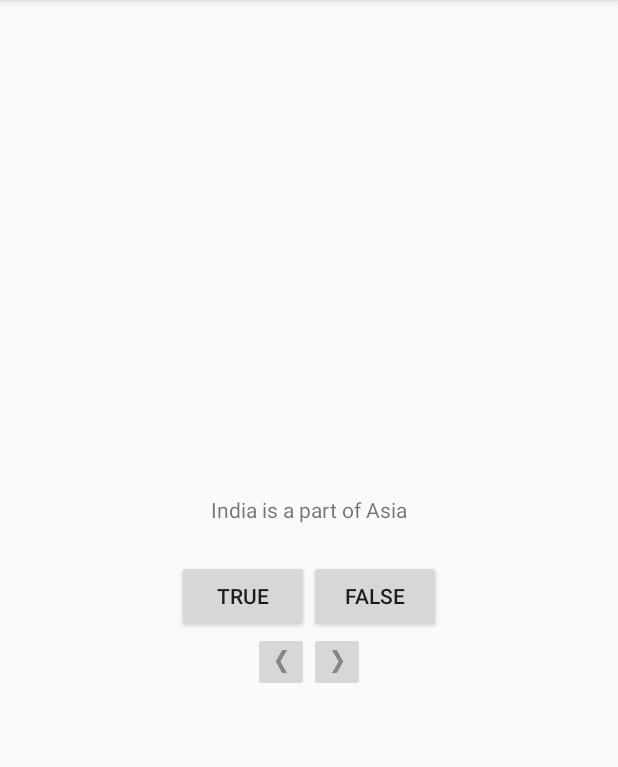
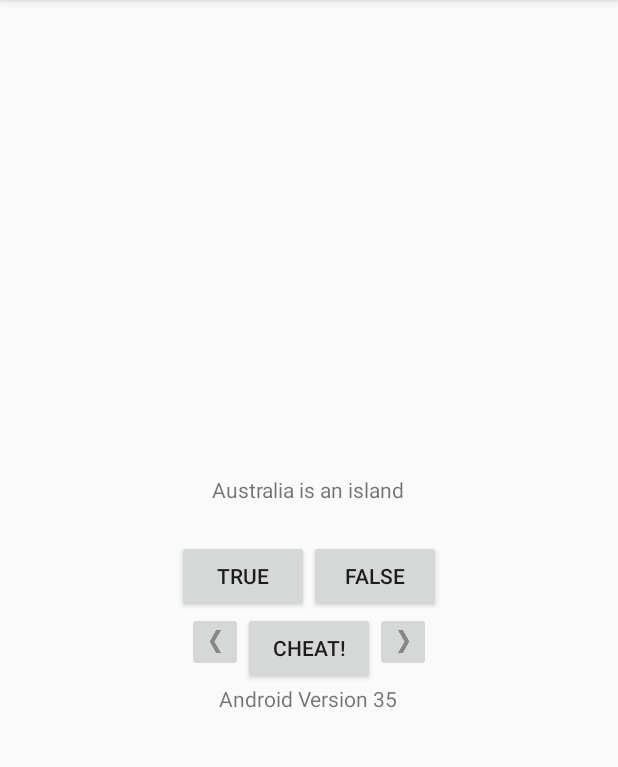
Before and after one commit to KartikKapur/IntroToAndroid, an Android app: the screen it shows after launch (MainActivity), after a tap on an icon or button, on a phone screen of 412 x 824 dp, the part 84-851 px from its top. Run offline under Robolectric (Android 15) with nearby library versions, the phone set to English and light mode, and no system bars; 2 other taps on this screen came first.

Commit message:
finished build version

```diff
--- a/GeoQuiz/app/src/main/AndroidManifest.xml
+++ b/GeoQuiz/app/src/main/AndroidManifest.xml
@@ -9,6 +9,7 @@
         android:roundIcon="@mipmap/ic_launcher_round"
         android:supportsRtl="true"
         android:theme="@style/AppTheme">
+        <activity android:name=".CheatActivity"></activity>
         <activity android:name=".MainActivity">
             <intent-filter>
                 <action android:name="android.intent.action.MAIN" />
--- a/GeoQuiz/app/src/main/java/com/bignerdranch/android/geoquiz/MainActivity.java
+++ b/GeoQuiz/app/src/main/java/com/bignerdranch/android/geoquiz/MainActivity.java
@@ -3,7 +3,9 @@ package com.bignerdranch.android.geoquiz;
 import androidx.annotation.NonNull;
 import androidx.appcompat.app.AppCompatActivity;
 
+import android.content.Intent;
 import android.media.Image;
+import android.os.Build;
 import android.view.Gravity;
 import android.view.View;
 import android.view.ViewDebug;
@@ -13,6 +15,9 @@ import android.widget.ImageButton;
 import android.widget.TextView;
 import android.widget.Toast;
 import android.util.Log;
+
+import org.w3c.dom.Text;
+
 import java.util.ArrayList;
 
 public class MainActivity extends AppCompatActivity {
@@ -20,6 +25,9 @@ public class MainActivity extends AppCompatActivity {
     private static final String KEY_INDEX = "index";
     private static final String KEY_INCORRECT = "incorrect";
     private static final String KEY_CORRECT = "correct";
+    private static final String KEY_CHEAT="cheat";
+    private static final int MAX_CHEAT = 3;
+    private static final int REQUEST_CODE_CHEAT = 0;
 
 
     private Button mTrueButton;
@@ -27,14 +35,19 @@ public class MainActivity extends AppCompatActivity {
     private ImageButton mNextButton;
     private ImageButton mPreviousButton;
     private TextView mQuestionTextView;
+    private TextView mBuildVersion;
+    private Button mCheatButton;
+    private boolean mIsCheater;
 
     private ArrayList<Integer> mCorrect = new ArrayList<>();
     private ArrayList<Integer> mIncorrect = new ArrayList<>();
+    private ArrayList<Integer> mCheated = new ArrayList<>();
 
     private Question[] mQuestionBank = new Question[]{
             new Question(R.string.question_asia, true),
             new Question(R.string.question_australia, true),
-            new Question(R.string.question_mideast, false)
+            new Question(R.string.question_mideast, false),
+            new Question(R.string.question_australia2, true),
     };
     private int mCurrentIndex = 0;
 
@@ -45,10 +58,11 @@ public class MainActivity extends AppCompatActivity {
 
         setContentView(R.layout.activity_main);
 
-        if(savedInstanceState!=null){
+        if (savedInstanceState != null) {
             mCurrentIndex = savedInstanceState.getInt(KEY_INDEX, 0);
             mCorrect = savedInstanceState.getIntegerArrayList(KEY_CORRECT);
             mIncorrect = savedInstanceState.getIntegerArrayList(KEY_INCORRECT);
+            mCheated = savedInstanceState.getIntegerArrayList(KEY_CHEAT);
         }
 
         mQuestionTextView = (TextView) findViewById(R.id.question_text_view);
@@ -73,6 +87,7 @@ public class MainActivity extends AppCompatActivity {
             @Override
             public void onClick(View view) {
                 mCurrentIndex = (mCurrentIndex + 1) % mQuestionBank.length;
+                mIsCheater = false;
                 updateQuestion();
             }
         });
@@ -81,11 +96,12 @@ public class MainActivity extends AppCompatActivity {
         mPreviousButton.setOnClickListener(new View.OnClickListener() {
             @Override
             public void onClick(View view) {
-                if(mCurrentIndex < 0 ) {
+                if (mCurrentIndex < 0) {
                     mCurrentIndex = mQuestionBank.length - 1;
                 } else {
                     mCurrentIndex = (mCurrentIndex - 1) % mQuestionBank.length;
                 }
+                mIsCheater = false;
                 updateQuestion();
             }
         });
@@ -94,12 +110,43 @@ public class MainActivity extends AppCompatActivity {
         mQuestionTextView.setOnClickListener(new View.OnClickListener() {
             @Override
             public void onClick(View view) {
-                mCurrentIndex = (mCurrentIndex + 1)%mQuestionBank.length;
+                mCurrentIndex = (mCurrentIndex + 1) % mQuestionBank.length;
+                mIsCheater = false;
                 updateQuestion();
             }
         });
 
+        mCheatButton = (Button) findViewById(R.id.cheat_button);
+        mCheatButton.setOnClickListener(new View.OnClickListener() {
+            @Override
+            public void onClick(View v) {
+                boolean answerIsTrue = mQuestionBank[mCurrentIndex].isAnswerTrue();
+                Intent intent = CheatActivity.newIntent(MainActivity.this, answerIsTrue);
+                startActivity(intent);
+                startActivityForResult(intent, REQUEST_CODE_CHEAT);
+            }
+        });
+
+        Log.d(TAG, "Build Version");
+        mBuildVersion = (TextView) findViewById(R.id.build_version);
+        Log.d(TAG, "Build Version2");
+        mBuildVersion.setText("Android Version " + Integer.toString(Build.VERSION.SDK_INT));
+        Log.d(TAG, "Build Version");
         updateQuestion();
+    }
+
+    @Override
+    protected void onActivityResult(int requestCode, int resultCode, Intent data) {
+        super.onActivityResult(requestCode, resultCode, data);
+        if (resultCode != RESULT_OK) {
+            return;
+        }
+        if (requestCode == REQUEST_CODE_CHEAT) {
+            if (data == null) {
+                return;
+            }
+            mIsCheater = CheatActivity.wasAnswerShown(data);
+        }
     }
 
     @Override
@@ -144,7 +191,13 @@ public class MainActivity extends AppCompatActivity {
     private void updateQuestion() {
         int question = mQuestionBank[mCurrentIndex].getTextResId();
         mQuestionTextView.setText(question);
-        if(mCorrect.contains(mCurrentIndex) || mIncorrect.contains(mCurrentIndex)) {
+        if (mCheated.contains(mCurrentIndex)){
+            mIsCheater =true;
+        }
+        if (mCheated.size() == MAX_CHEAT){
+            mCheatButton.setVisibility(View.GONE);
+        }
+        if (mCorrect.contains(mCurrentIndex) || mIncorrect.contains(mCurrentIndex) || mCheated.contains(mCurrentIndex)) {
             mTrueButton.setVisibility(View.GONE);
             mFalseButton.setVisibility(View.GONE);
         } else {
@@ -156,12 +209,17 @@ public class MainActivity extends AppCompatActivity {
     private void checkAnswer(boolean userPressedTrue) {
         boolean answerIsTrue = mQuestionBank[mCurrentIndex].isAnswerTrue();
         int messageResId = 0;
-        if (userPressedTrue == answerIsTrue) {
-            messageResId = R.string.correct_toast;
-            mCorrect.add(mCurrentIndex);
+        if (mIsCheater) {
+            mCheated.add(mCurrentIndex);
+            messageResId = R.string.judgement_toast;
         } else {
-            messageResId = R.string.incorrect_toast;
-            mIncorrect.add(mCurrentIndex);
+            if (userPressedTrue == answerIsTrue) {
+                messageResId = R.string.correct_toast;
+                mCorrect.add(mCurrentIndex);
+            } else {
+                messageResId = R.string.incorrect_toast;
+                mIncorrect.add(mCurrentIndex);
+            }
         }
         updateQuestion();
         Toast t = Toast.makeText(this, messageResId, Toast.LENGTH_SHORT);
@@ -170,11 +228,12 @@ public class MainActivity extends AppCompatActivity {
         calculateScore();
     }
 
-    private void calculateScore(){
+
+    private void calculateScore() {
         Log.d(TAG, Integer.toString(mCorrect.size() + mIncorrect.size()));
-        if (mCorrect.size() + mIncorrect.size() == mQuestionBank.length){
+        if (mCorrect.size() + mIncorrect.size() +mCheated.size() == mQuestionBank.length) {
             Toast t = Toast.makeText(this,
-                    "You got " + Integer.toString(mCorrect.size()) + "/" +Integer.toString(mQuestionBank.length)+ " correct",
+                    "You got " + Integer.toString(mCorrect.size()) + "/" + Integer.toString(mQuestionBank.length) + " correct",
                     Toast.LENGTH_LONG);
             t.setGravity(Gravity.TOP, 0, 0);
             t.show();
--- a/GeoQuiz/app/src/main/res/layout-land/activity_main.xml
+++ b/GeoQuiz/app/src/main/res/layout-land/activity_main.xml
@@ -38,6 +38,12 @@
             android:layout_height="wrap_content"
             android:src="@drawable/arrow_left"
             />
+        <Button
+            android:id="@+id/cheat_button"
+            android:layout_width="wrap_content"
+            android:layout_height="wrap_content"
+            android:layout_gravity="bottom|center_horizontal"
+            android:text="@string/cheat_button" />
         <ImageButton
             android:id="@+id/next_button"
             android:layout_width="wrap_content"
@@ -46,4 +52,8 @@
 
             />
     </LinearLayout>
+    <TextView
+        android:id="@+id/build_version"
+        android:layout_width="wrap_content"
+        android:layout_height="wrap_content" />
 </FrameLayout>
--- a/GeoQuiz/app/src/main/res/layout/activity_main.xml
+++ b/GeoQuiz/app/src/main/res/layout/activity_main.xml
@@ -1,44 +1,60 @@
 <?xml version="1.0" encoding="utf-8"?>
-<LinearLayout xmlns:android ="http://schemas.android.com/apk/res/android"
+<LinearLayout xmlns:android="http://schemas.android.com/apk/res/android"
     android:layout_width="match_parent"
     android:layout_height="match_parent"
     android:gravity="center"
     android:orientation="vertical">
+
     <TextView
-        android:id= "@+id/question_text_view"
+        android:id="@+id/question_text_view"
         android:layout_width="wrap_content"
         android:layout_height="wrap_content"
         android:padding="24dp" />
+
     <LinearLayout
         android:layout_width="wrap_content"
         android:layout_height="wrap_content"
-        android:orientation="horizontal" >
+        android:orientation="horizontal">
+
         <Button
             android:id="@+id/true_button"
             android:layout_width="wrap_content"
             android:layout_height="wrap_content"
-        android:text="@string/true_button"/>
+            android:text="@string/true_button" />
+
         <Button
             android:id="@+id/false_button"
             android:layout_width="wrap_content"
             android:layout_height="wrap_content"
-        android:text="@string/false_button"/>
+            android:text="@string/false_button" />
     </LinearLayout>
+
     <LinearLayout
         android:layout_width="wrap_content"
         android:layout_height="wrap_content"
-        android:orientation="horizontal" >
+        android:orientation="horizontal">
+
         <ImageButton
             android:id="@+id/previous_button"
             android:layout_width="wrap_content"
             android:layout_height="wrap_content"
-        android:src="@drawable/arrow_left"
-        />
+            android:src="@drawable/arrow_left" />
+
+        <Button
+            android:id="@+id/cheat_button"
+            android:layout_width="wrap_content"
+            android:layout_height="wrap_content"
+            android:text="@string/cheat_button" />
+
         <ImageButton
             android:id="@+id/next_button"
             android:layout_width="wrap_content"
             android:layout_height="wrap_content"
-        android:src="@drawable/arrow_right"
-        />
+            android:src="@drawable/arrow_right" />
     </LinearLayout>
+
+    <TextView
+        android:id="@+id/build_version"
+        android:layout_width="wrap_content"
+        android:layout_height="wrap_content" />
 </LinearLayout>
--- a/GeoQuiz/app/src/main/res/values/strings.xml
+++ b/GeoQuiz/app/src/main/res/values/strings.xml
@@ -9,4 +9,9 @@
     <string name="question_australia">Canberra is the capital of Australia</string>
     <string name="question_asia">India is a part of Asia</string>
     <string name="question_mideast">The Suez Vanal connects the Red Sea and Indian Ocean</string>
+    <string name="question_australia2">Australia is an island</string>
+    <string name="cheat_button">Cheat!</string>
+    <string name="judgement_toast">Cheating is wrong</string>
+    <string name="show_answer_button">Show Answer</string>
+    <string name="warning_text">Are you sure you want to do this?</string>
 </resources>
--- a/GeoQuiz/build.gradle
+++ b/GeoQuiz/build.gradle
@@ -5,7 +5,7 @@ buildscript {
         jcenter()
     }
     dependencies {
-        classpath "com.android.tools.build:gradle:4.0.0"
+        classpath 'com.android.tools.build:gradle:4.0.1'
 
         // NOTE: Do not place your application dependencies here; they belong
         // in the individual module build.gradle files
```
Also changed, not shown: GeoQuiz/app/src/main/java/com/bignerdranch/android/geoquiz/CheatActivity.java (added, +81 -0 lines), GeoQuiz/app/src/main/res/layout/activity_cheat.xml (added, +29 -0 lines). Lines whose indentation alone changed are shown as unchanged.
